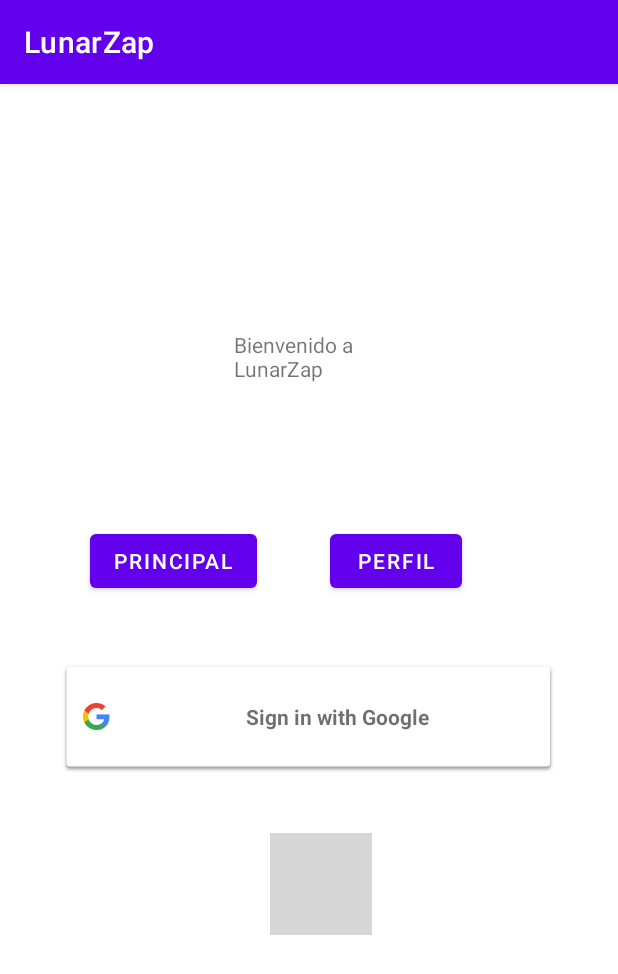
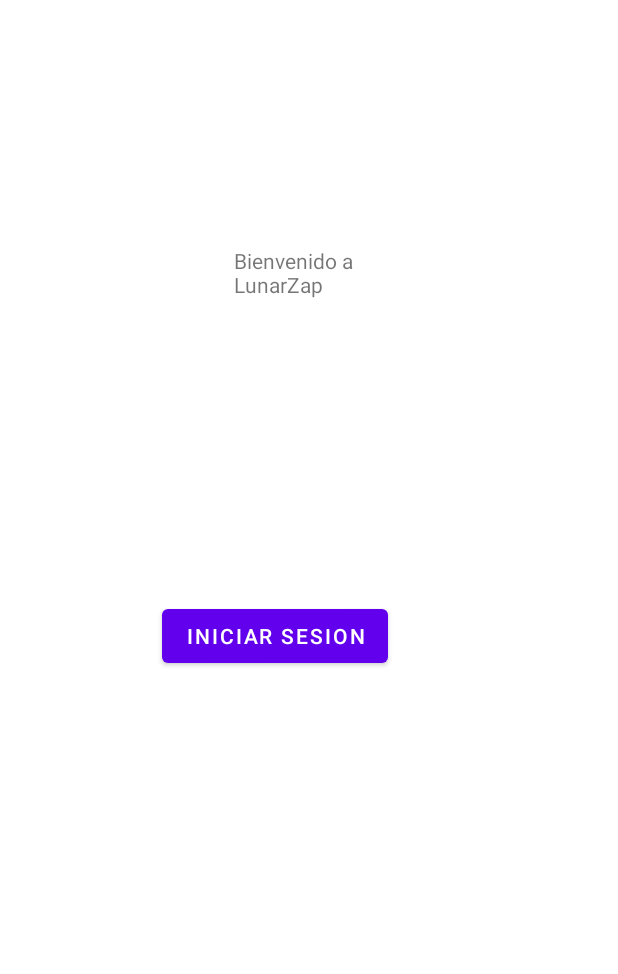
Before and after one commit to RGM73/LunarZapProyecto, an Android app: the screen it shows after launch (MainActivity), on a phone screen of 412 x 824 dp. Shown: the top 974 px of the screen. Run offline under Robolectric (Android 15) with nearby library versions, the phone set to English and light mode, and no system bars; our stand-ins replace Firebase (no records; nobody signed in at launch, a user with empty details on screens opened directly); libraries missing offline, so code that uses them is left out: com.firebase.ui; 1 statement that could not run was skipped; grey boxes are pictures that could not be loaded.

```diff
--- a/app/build.gradle
+++ b/app/build.gradle
@@ -35,6 +35,7 @@
 dependencies {
     implementation platform('com.google.firebase:firebase-bom:31.5.0')
     implementation 'com.google.firebase:firebase-analytics'
+    implementation 'com.google.android.material:material:1.0.0'
     implementation 'androidx.appcompat:appcompat:1.6.1'
     implementation 'com.google.android.material:material:1.8.0'
     implementation 'androidx.constraintlayout:constraintlayout:2.1.4'
--- a/app/src/main/java/com/example/myapplication/MainActivity.java
+++ b/app/src/main/java/com/example/myapplication/MainActivity.java
@@ -48,33 +48,12 @@
     protected void onCreate(Bundle savedInstanceState) {
         super.onCreate(savedInstanceState);
         setContentView(R.layout.activity_main);
-        GoogleSignInOptions gso = new GoogleSignInOptions.Builder(GoogleSignInOptions.DEFAULT_SIGN_IN)
-                .requestIdToken(getString(R.string.default_web_client_id))
-                .requestEmail()
-                .build();
-
-        SignInButton googleSignInButton = findViewById(R.id.google_sign_in_button);
-        googleSignInButton.setSize(SignInButton.SIZE_WIDE);
-        mGoogleApiClient = new GoogleApiClient.Builder(this)
-                .addApi(Auth.GOOGLE_SIGN_IN_API, gso)
-                .build();
-        googleSignInButton.setOnClickListener(view -> {
-            createSignInIntent();
-        });
-        Button amigo=findViewById(R.id.button2);
-        amigo.setOnClickListener(new View.OnClickListener() {
+        getSupportActionBar().hide();
+        Button iniciar_sesion=findViewById(R.id.signInButton);
+        iniciar_sesion.setOnClickListener(new View.OnClickListener() {
             @Override
             public void onClick(View view) {
-                Intent intent = new Intent(MainActivity.this, Perfil.class);
-                startActivity(intent);
-            }
-        });
-        Button principal=findViewById(R.id.button3);
-        principal.setOnClickListener(new View.OnClickListener() {
-            @Override
-            public void onClick(View view) {
-                Intent intent = new Intent(MainActivity.this, Principal.class);
-                startActivity(intent);
+                createSignInIntent();
             }
         });
     }
@@ -101,6 +80,7 @@
         if (result.getResultCode() == RESULT_OK) {
             // Successfully signed in
             FirebaseUser user = FirebaseAuth.getInstance().getCurrentUser();
+            startActivity(new Intent(MainActivity.this,Principal.class));
             // ...
         } else {
             // Sign in failed. If response is null the user canceled the
--- a/app/src/main/res/layout/activity_main.xml
+++ b/app/src/main/res/layout/activity_main.xml
@@ -5,26 +5,6 @@
     android:layout_width="match_parent"
     android:layout_height="match_parent"
     tools:context=".MainActivity">
-
-    <com.google.android.gms.common.SignInButton
-        android:id="@+id/google_sign_in_button"
-        android:layout_width="331dp"
-        android:layout_height="75dp"
-        android:layout_gravity="center"
-        android:layout_marginStart="40dp"
-        android:layout_marginTop="384dp"
-        app:layout_constraintStart_toStartOf="parent"
-        app:layout_constraintTop_toTopOf="parent" />
-
-    <ImageView
-        android:id="@+id/imageView3"
-        android:layout_width="68dp"
-        android:layout_height="68dp"
-        android:layout_marginStart="180dp"
-        android:layout_marginTop="40dp"
-        app:layout_constraintStart_toStartOf="parent"
-        app:layout_constraintTop_toBottomOf="@+id/google_sign_in_button"
-        app:srcCompat="@drawable/fui_ic_check_circle_black_128dp" />
 
     <TextView
         android:id="@+id/textView"
@@ -37,23 +17,13 @@
         app:layout_constraintTop_toTopOf="parent" />
 
     <Button
-        android:id="@+id/button2"
+        android:id="@+id/signInButton"
         android:layout_width="wrap_content"
         android:layout_height="wrap_content"
-        android:layout_marginStart="220dp"
-        android:layout_marginTop="80dp"
-        android:text="Perfil"
+        android:layout_marginStart="108dp"
+        android:layout_marginTop="400dp"
+        android:text="Iniciar Sesion"
         app:layout_constraintStart_toStartOf="parent"
-        app:layout_constraintTop_toBottomOf="@+id/textView" />
-
-    <Button
-        android:id="@+id/button3"
-        android:layout_width="wrap_content"
-        android:layout_height="wrap_content"
-        android:layout_marginStart="60dp"
-        android:layout_marginTop="80dp"
-        android:text="Principal"
-        app:layout_constraintStart_toStartOf="parent"
-        app:layout_constraintTop_toBottomOf="@+id/textView" />
+        app:layout_constraintTop_toTopOf="parent" />
 
 </androidx.constraintlayout.widget.ConstraintLayout>
--- a/app/src/main/res/values/strings.xml
+++ b/app/src/main/res/values/strings.xml
@@ -24,4 +24,9 @@
     <string name="login_failed">"Login failed"</string>
     <string name="mensaje_hora">Estate preparado en</string>
     <string name="mensaje_anochecer">LunarZap empieza a las:</string>
+    <string name="home">Home</string>
+    <string name="search">Search</string>
+    <string name="add">Add</string>
+    <string name="profile">Profile</string>
+
 </resources>
--- a/gradle.properties
+++ b/gradle.properties
@@ -19,3 +19,4 @@
 # resources declared in the library itself and none from the library's dependencies,
 # thereby reducing the size of the R class for that library
 android.nonTransitiveRClass=true
+android.enableJetifier=true
```
Also changed, not shown: app/src/main/java/com/example/myapplication/Principal.java (+39 -0 lines), app/src/main/res/layout/activity_principal.xml (+27 -8 lines), app/src/main/res/menu/bottom_navigation_menu.xml (added, +24 -0 lines).
